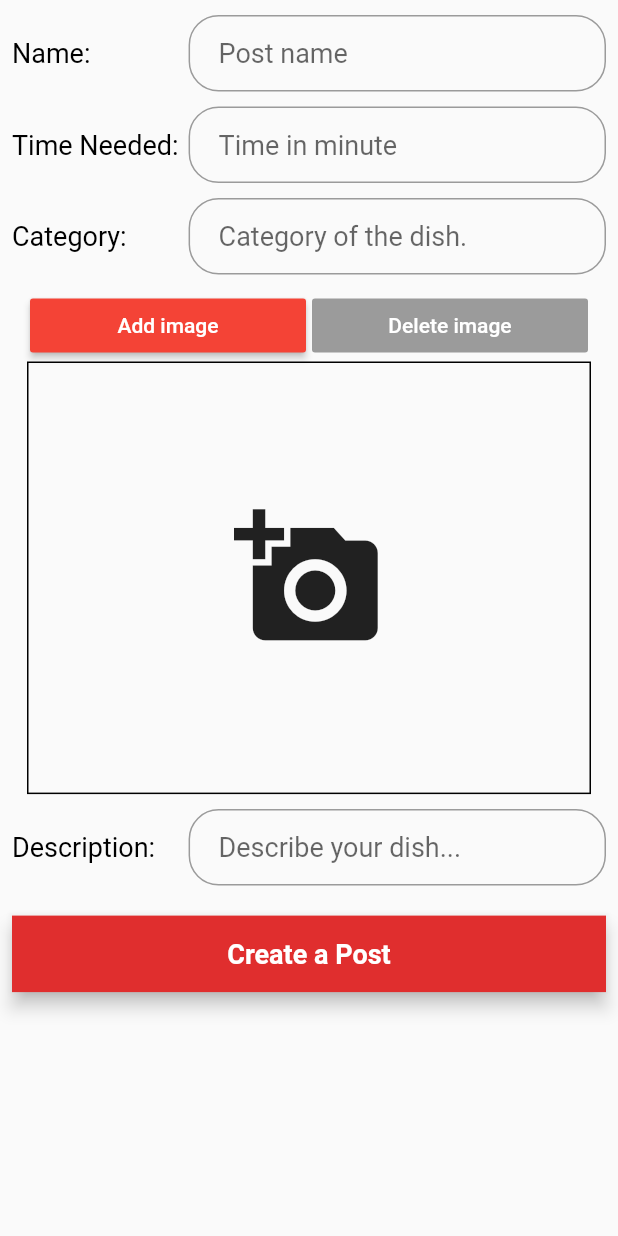
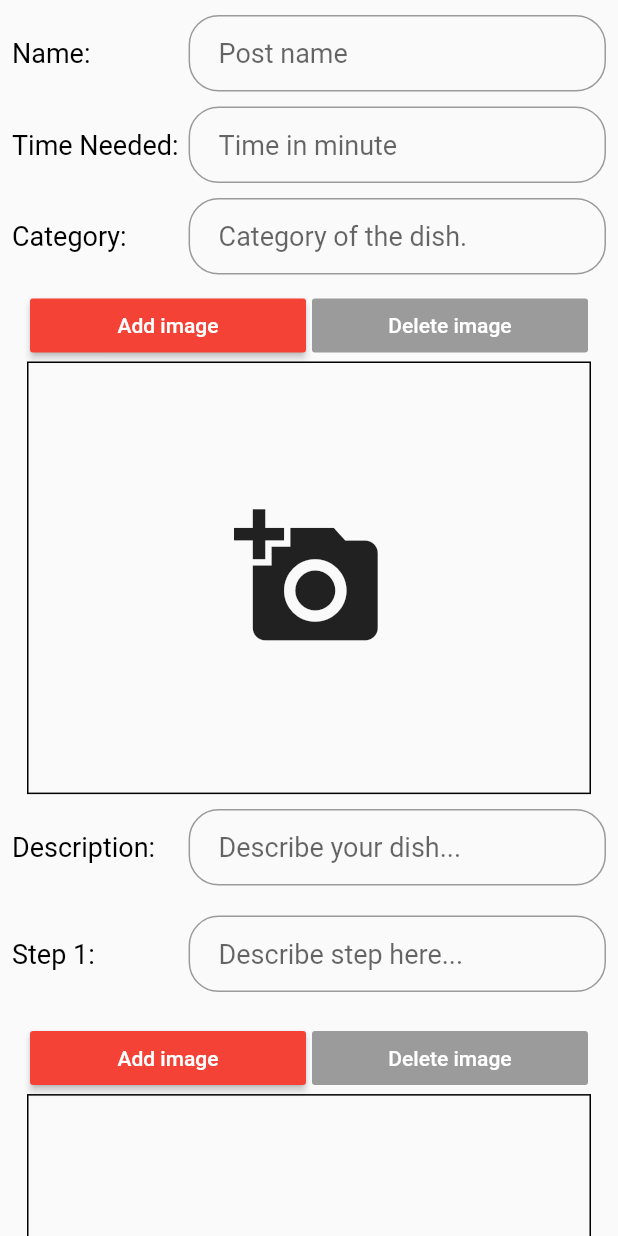
Before and after one commit to binh1298/facefood, a Flutter app: the CreatePostScreen screen opened directly, on a phone screen of 412 x 824 dp. Run offline on Flutter 3.47's test engine with Material 2 defaults, Android fonts, the phone set to English and light mode, and no system bars; our stand-ins replace firebase_storage, flutter_dotenv, flutter_secure_storage, image_picker; accounts and stored records are empty; network calls fail; Roboto replaces fonts that are missing (Montserrat).

Commit message:
insert add step

```diff
--- a/lib/screens/user/create_post.dart
+++ b/lib/screens/user/create_post.dart
@@ -1,7 +1,9 @@
 import 'package:facefood/components/button_confirm_component.dart';
+import 'package:facefood/components/button_with_icon.dart';
 import 'package:facefood/components/image_upload_component.dart';
 import 'package:facefood/components/text_from_field_rectangle_with_title.dart';
 import 'package:facefood/models/post.dart';
+import 'package:facefood/style/style.dart';
 import 'package:flutter/cupertino.dart';
 import 'package:flutter/material.dart';
 
@@ -27,7 +29,9 @@ class _CreatePostScreenState extends State<CreatePostScreen> {
                     crossAxisAlignment: CrossAxisAlignment.center,
                     mainAxisAlignment: MainAxisAlignment.center,
                     children: <Widget>[
-                      SizedBox(height: 10,),
+                      SizedBox(
+                        height: 10,
+                      ),
                       TextFormFieldRectangleWithTitle(
                         hintText: 'Post name',
                         titleText: 'Name:',
@@ -43,7 +47,9 @@ class _CreatePostScreenState extends State<CreatePostScreen> {
                           return null;
                         },
                       ),
-                      SizedBox(height: 10,),
+                      SizedBox(
+                        height: 10,
+                      ),
                       TextFormFieldRectangleWithTitle(
                         hintText: 'Time in minute',
                         titleText: 'Time Needed: ',
@@ -60,7 +66,9 @@ class _CreatePostScreenState extends State<CreatePostScreen> {
                           return null;
                         },
                       ),
-                      SizedBox(height: 10,),
+                      SizedBox(
+                        height: 10,
+                      ),
                       TextFormFieldRectangleWithTitle(
                         hintText: 'Category of the dish.',
                         titleText: 'Category:',
@@ -76,8 +84,10 @@ class _CreatePostScreenState extends State<CreatePostScreen> {
                         //   return '';
                         // },
                       ),
-                      SizedBox(height: 10,),
-                      ImageUploadComponent('posts',_post),
+                      SizedBox(
+                        height: 10,
+                      ),
+                      ImageUploadComponent('posts', _post),
                       TextFormFieldRectangleWithTitle(
                         maxLine: null,
                         hintText: 'Describe your dish...',
@@ -94,7 +104,41 @@ class _CreatePostScreenState extends State<CreatePostScreen> {
                           return null;
                         },
                       ),
-                      SizedBox(height: 20,),
+                      SizedBox(
+                        height: 20,
+                      ),
+
+                      TextFormFieldRectangleWithTitle(
+                        maxLine: null,
+                        hintText: 'Describe step here...',
+                        titleText: 'Step 1: ',
+                        onSaved: (description) {
+                          setState(() {
+                            _post.description = description;
+                          });
+                        },
+                        validator: (description) {
+                          if (description.isEmpty) {
+                            return 'Please enter description';
+                          }
+                          return null;
+                        },
+                      ),
+                      SizedBox(
+                        height: 20,
+                      ),
+                      ImageUploadComponent('posts', _post),
+                      ButtonWithIcon(
+                        onPressed: () {},
+                        label: 'Add new Step',
+                        icon: Icon(
+                          Icons.add,
+                          color: colorOnDarkBackground,
+                        ),
+                      ),
+                      SizedBox(
+                        height: 20,
+                      ),
                       ButtonConfirmComponent(
                         onPressed: () async {
                           final form = _formkey.currentState;
@@ -108,7 +152,9 @@ class _CreatePostScreenState extends State<CreatePostScreen> {
                         },
                         text: 'Create a Post',
                       ),
-                      SizedBox(height: 50,), // avoid overlap with navbar
+                      SizedBox(
+                        height: 50,
+                      ), // avoid overlap with navbar
                     ],
                   )))
         ]),
```
Also changed, not shown: lib/components/button_with_icon.dart (added, +27 -0 lines), lib/components/future_like_button.dart (+6 -2 lines).
